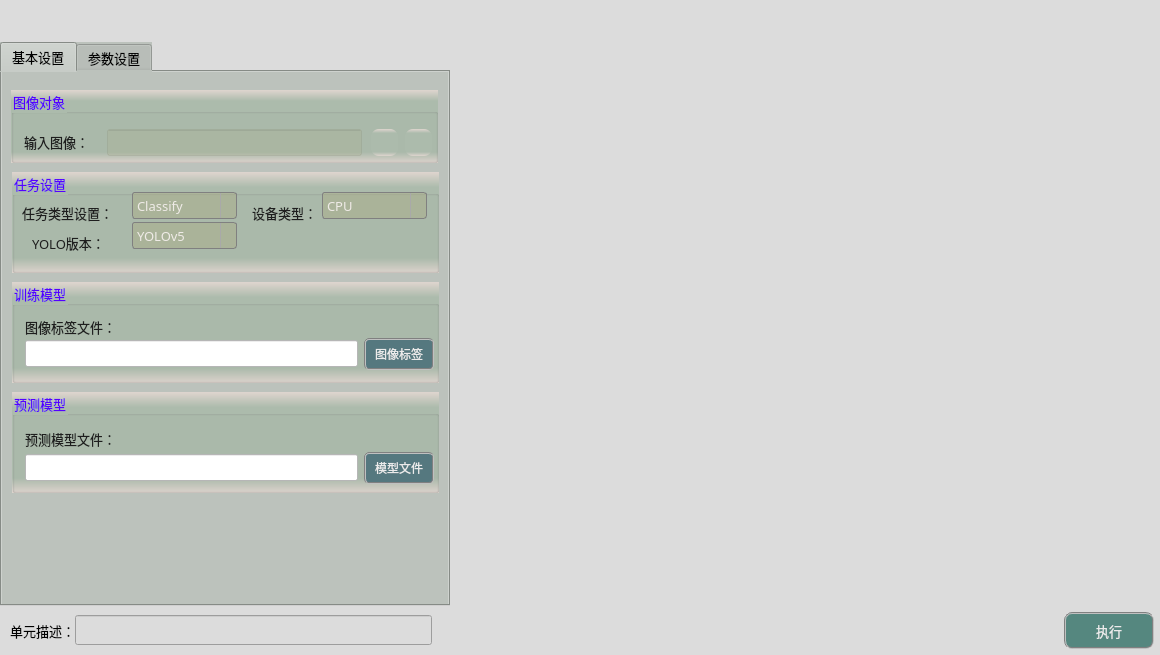
Before: the Qt Designer form QPlugins/YoloV13/YoloV13/frmClassifier.ui in qqqkoko123/opencv4workflow, drawn with Qt 5.
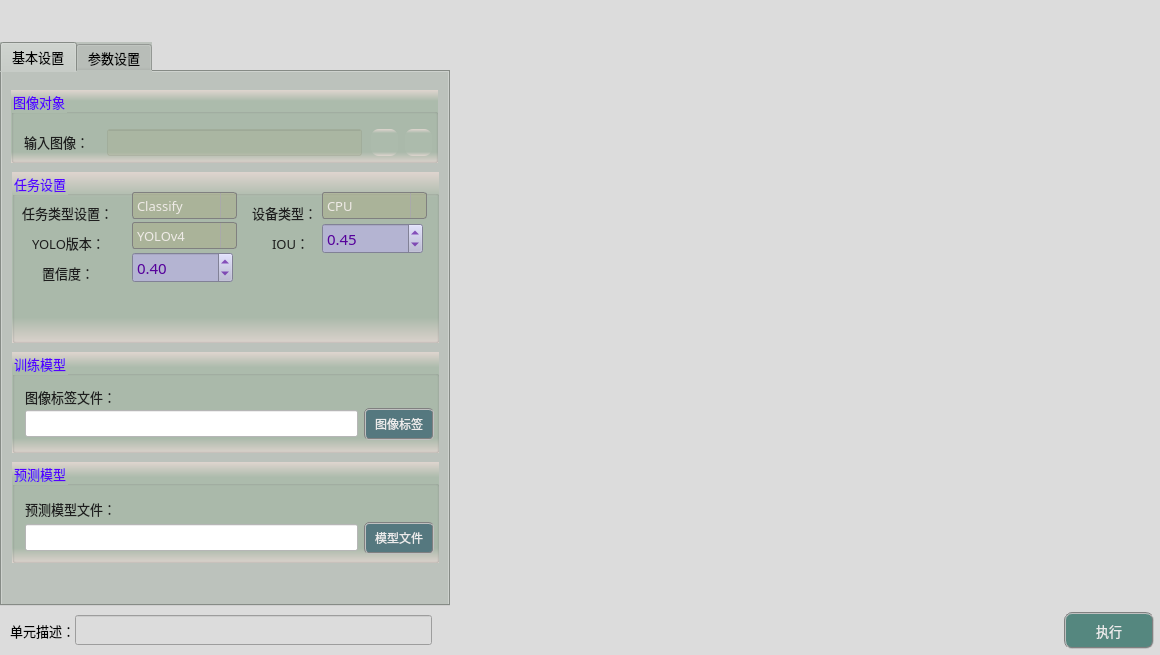
After: the same form once the commit is applied. Icons and pictures are not drawn.

Patch:
```diff
--- a/QPlugins/YoloV13/YoloV13/frmClassifier.ui
+++ b/QPlugins/YoloV13/YoloV13/frmClassifier.ui
@@ -435,7 +435,7 @@
        <property name="geometry">
         <rect>
          <x>10</x>
-         <y>210</y>
+         <y>280</y>
          <width>427</width>
          <height>101</height>
         </rect>
@@ -759,7 +759,7 @@
        <property name="geometry">
         <rect>
          <x>10</x>
-         <y>320</y>
+         <y>390</y>
          <width>427</width>
          <height>101</height>
         </rect>
@@ -858,7 +858,7 @@
          <x>10</x>
          <y>100</y>
          <width>427</width>
-         <height>101</height>
+         <height>171</height>
         </rect>
        </property>
        <property name="font">
@@ -1080,8 +1080,13 @@
 		background:url(:/resource/up.png) center no-repeat;}</string>
         </property>
         <property name="currentText">
-         <string>YOLO26</string>
+         <string>YOLOv5</string>
         </property>
+        <item>
+         <property name="text">
+          <string>YOLOv4</string>
+         </property>
+        </item>
         <item>
          <property name="text">
           <string>YOLOv5</string>
@@ -1235,6 +1240,132 @@
          </property>
         </item>
        </widget>
+       <widget class="QDoubleSpinBox" name="doubleSpinBox">
+        <property name="geometry">
+         <rect>
+          <x>310</x>
+          <y>51</y>
+          <width>101</width>
+          <height>31</height>
+         </rect>
+        </property>
+        <property name="font">
+         <font>
+          <family>微软雅黑</family>
+          <pointsize>11</pointsize>
+         </font>
+        </property>
+        <property name="styleSheet">
+         <string notr="true">QWidget{color: rgb(85, 0, 155);background-color: rgb(180, 180, 210);}
+QDoubleSpinBox::up-button{
+    border:transparent;
+}
+QDoubleSpinBox::down-button{
+    border:transparent;
+}
+QDoubleSpinBox::up-arrow{
+    image:url(:/resource/up.png);
+}
+QDoubleSpinBox::down-arrow{
+    image:url(:/resource/down.png);
+}</string>
+        </property>
+        <property name="maximum">
+         <double>1.000000000000000</double>
+        </property>
+        <property name="singleStep">
+         <double>0.010000000000000</double>
+        </property>
+        <property name="value">
+         <double>0.450000000000000</double>
+        </property>
+       </widget>
+       <widget class="QLabel" name="label_13">
+        <property name="geometry">
+         <rect>
+          <x>260</x>
+          <y>60</y>
+          <width>41</width>
+          <height>22</height>
+         </rect>
+        </property>
+        <property name="font">
+         <font>
+          <family>黑体</family>
+          <pointsize>10</pointsize>
+         </font>
+        </property>
+        <property name="styleSheet">
+         <string notr="true">color: rgb(30, 30, 30);
+background: transparent;</string>
+        </property>
+        <property name="text">
+         <string>&lt;html&gt;&lt;head/&gt;&lt;body&gt;&lt;p&gt;IOU：&lt;/p&gt;&lt;/body&gt;&lt;/html&gt;</string>
+        </property>
+       </widget>
+       <widget class="QLabel" name="label_14">
+        <property name="geometry">
+         <rect>
+          <x>30</x>
+          <y>90</y>
+          <width>51</width>
+          <height>22</height>
+         </rect>
+        </property>
+        <property name="font">
+         <font>
+          <family>黑体</family>
+          <pointsize>10</pointsize>
+         </font>
+        </property>
+        <property name="styleSheet">
+         <string notr="true">color: rgb(30, 30, 30);
+background: transparent;</string>
+        </property>
+        <property name="text">
+         <string>&lt;html&gt;&lt;head/&gt;&lt;body&gt;&lt;p&gt;置信度：&lt;/p&gt;&lt;/body&gt;&lt;/html&gt;</string>
+        </property>
+       </widget>
+       <widget class="QDoubleSpinBox" name="doubleSpinBox_2">
+        <property name="geometry">
+         <rect>
+          <x>120</x>
+          <y>80</y>
+          <width>101</width>
+          <height>31</height>
+         </rect>
+        </property>
+        <property name="font">
+         <font>
+          <family>微软雅黑</family>
+          <pointsize>11</pointsize>
+         </font>
+        </property>
+        <property name="styleSheet">
+         <string notr="true">QWidget{color: rgb(85, 0, 155);background-color: rgb(180, 180, 210);}
+QDoubleSpinBox::up-button{
+    border:transparent;
+}
+QDoubleSpinBox::down-button{
+    border:transparent;
+}
+QDoubleSpinBox::up-arrow{
+    image:url(:/resource/up.png);
+}
+QDoubleSpinBox::down-arrow{
+    image:url(:/resource/down.png);
+}</string>
+        </property>
+        <property name="maximum">
+         <double>1.000000000000000</double>
+        </property>
+        <property name="singleStep">
+         <double>0.010000000000000</double>
+        </property>
+        <property name="value">
+         <double>0.400000000000000</double>
+        </property>
+       </widget>
       </widget>
      </widget>
      <widget class="QWidget" name="tab_2">
```
Left out of the diff: 2 changed lines with no effect on the pictures.
